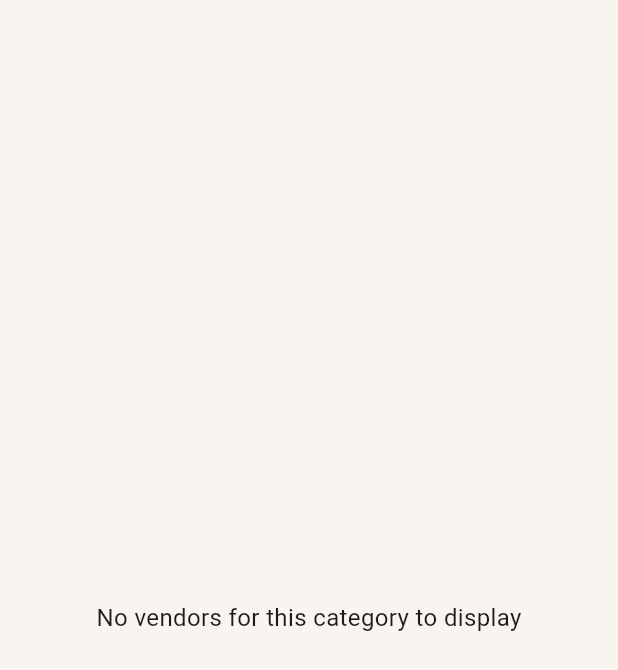
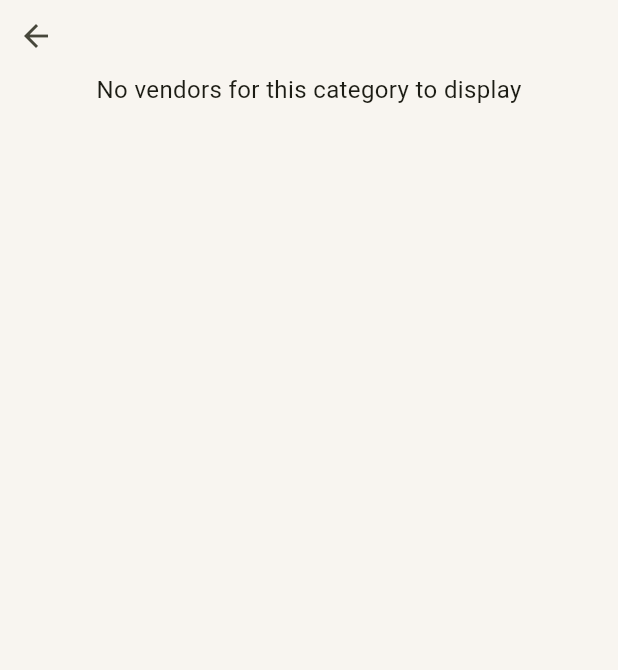
Before and after one commit to mcshayla/flutter_app, a Flutter app: the CategoryPageTemplate screen opened directly with empty values, on a phone screen of 412 x 824 dp. Shown: the top 670 px of the screen. Run offline on Flutter 3.47's test engine with Material 3 defaults, Android fonts, the phone set to English and light mode, and no system bars; our stand-ins replace font_awesome_flutter, google_fonts, supabase_flutter; accounts and stored records are empty; network calls fail.

Commit message:
back button and hearts

```diff
--- a/lib/templates/category_template.dart
+++ b/lib/templates/category_template.dart
@@ -2,6 +2,7 @@ import 'package:flutter/material.dart';
 import '../widgets/card.dart';
 import '../appstate.dart';
 import 'package:provider/provider.dart';
+import '../utils/string_extensions.dart';
 
 
 class CategoryPageTemplate extends StatelessWidget {
@@ -16,6 +17,7 @@ class CategoryPageTemplate extends StatelessWidget {
 
   @override
   Widget build(BuildContext context) {
+    String capCategoryName = categoryName.capitalize().pluralize();
     return Consumer<AppState>(
       builder:(context, appState, child) {
           final List<Map<String, dynamic>> categoryList = showOnlyLoved
@@ -23,15 +25,28 @@ class CategoryPageTemplate extends StatelessWidget {
             : (appState.allCategorizedMap[categoryName]  ?? []);
 
         return Scaffold(
-          body: (categoryList.length == 0) ? const Center(
+          body: Column(
+            children: [
+              if (Navigator.canPop(context))
+                Row(
+                  children: [
+                    IconButton(icon: const Icon(Icons.arrow_back),
+                      onPressed: () => Navigator.pop(context),
+                    ),
+                    showOnlyLoved ?
+                    Text("My Loved $capCategoryName") : Text(capCategoryName)
+                  ]
+                ),
+              (categoryList.isEmpty) ? const Center(
                   child: Text(
                     "No vendors for this category to display",
                     style: TextStyle(fontSize: 16),
                   ),
-                )
-          : Padding(
+                ):
+            Expanded(
+              child:Padding(
               padding: const EdgeInsets.all(12.0),
-            child: GridView.builder(
+              child:GridView.builder(
                 itemCount: categoryList.length,
                 gridDelegate: const SliverGridDelegateWithFixedCrossAxisCount(
                 crossAxisCount: 2,
@@ -60,7 +75,9 @@ class CategoryPageTemplate extends StatelessWidget {
                 },
               )
             )
-
+            )
+            ]
+          )
         );
       }
     );
--- a/pubspec.yaml
+++ b/pubspec.yaml
@@ -31,6 +31,7 @@ dependencies:
   flutter:
     sdk: flutter
   font_awesome_flutter: ^10.12.0
+  google_fonts: ^6.0.0
   supabase_flutter: ^2.3.3
   provider: ^6.0.5
 
```
Also changed, not shown: lib/pages/main_scaffold.dart (+11 -2 lines), lib/templates/collection_page_template.dart (+10 -6 lines), lib/utils/string_extensions.dart (added, +13 -0 lines), pubspec.lock, 1 other file. Lines whose indentation alone changed are shown as unchanged.
